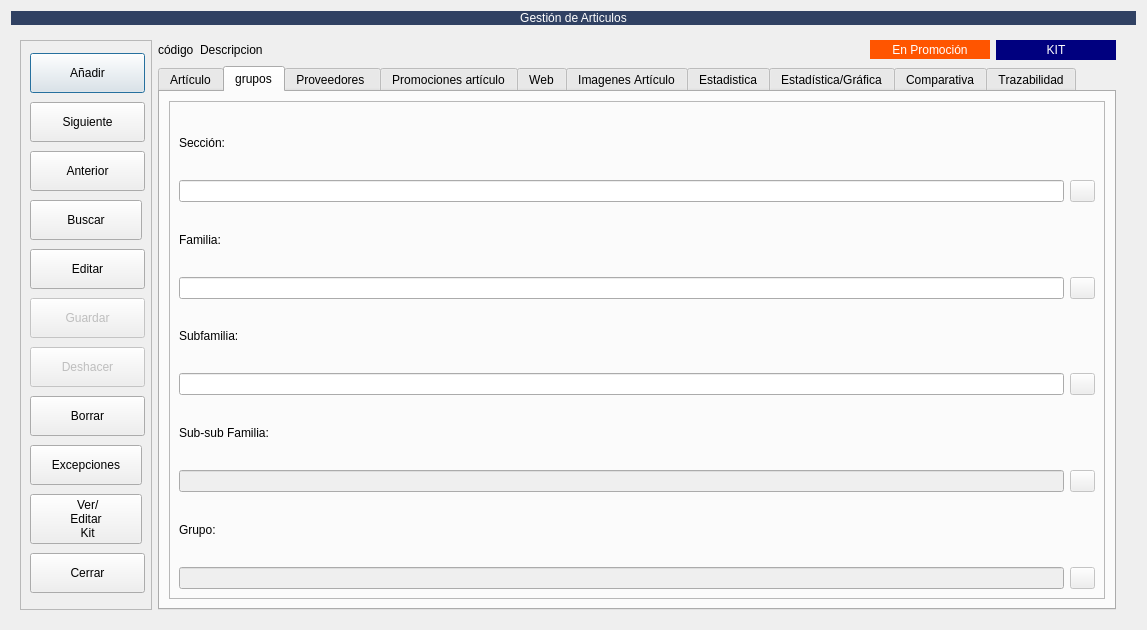
The window that Almacen/frmarticulos.ui (arcnexus/RedFoX) describes before a commit, drawn with Qt 5.
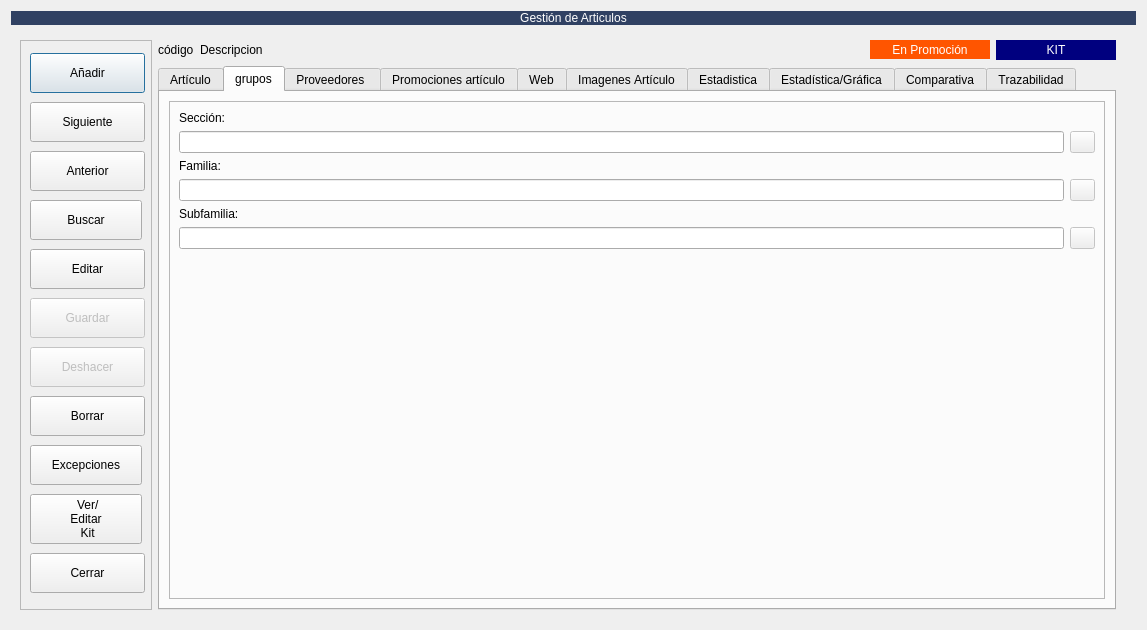
The same window after the commit. The open tabs and pages were chosen to show the change. Icons and pictures are not drawn. Custom widgets are drawn as their Qt base class.

```diff
--- a/Almacen/frmarticulos.ui
+++ b/Almacen/frmarticulos.ui
@@ -1369,122 +1369,17 @@
                </layout>
               </item>
               <item>
-               <widget class="QLabel" name="label_15">
-                <property name="text">
-                 <string>Sub-sub Familia:</string>
+               <spacer name="verticalSpacer_7">
+                <property name="orientation">
+                 <enum>Qt::Vertical</enum>
                 </property>
-               </widget>
-              </item>
-              <item>
-               <layout class="QHBoxLayout" name="horizontalLayout_8">
-                <item>
-                 <widget class="QLineEdit" name="txtcSubSubFamilia">
-                  <property name="enabled">
-                   <bool>false</bool>
-                  </property>
-                  <property name="autoFillBackground">
-                   <bool>false</bool>
-                  </property>
-                  <property name="readOnly">
-                   <bool>true</bool>
-                  </property>
-                  <property name="locateField" stdset="0">
-                   <bool>true</bool>
-                  </property>
-                 </widget>
-                </item>
-                <item>
-                 <widget class="QPushButton" name="botBuscarSubSubFamilia">
-                  <property name="enabled">
-                   <bool>false</bool>
-                  </property>
-                  <property name="sizePolicy">
-                   <sizepolicy hsizetype="Preferred" vsizetype="Fixed">
-                    <horstretch>0</horstretch>
-                    <verstretch>0</verstretch>
-                   </sizepolicy>
-                  </property>
-                  <property name="maximumSize">
-                   <size>
-                    <width>25</width>
-                    <height>16777215</height>
-                   </size>
-                  </property>
-                  <property name="text">
-                   <string/>
-                  </property>
-                  <property name="icon">
-                   <iconset resource="../maya.qrc">
-                    <normaloff>:/Icons/PNG/search.png</normaloff>:/Icons/PNG/search.png</iconset>
-                  </property>
-                  <property name="iconSize">
-                   <size>
-                    <width>16</width>
-                    <height>16</height>
-                   </size>
-                  </property>
-                 </widget>
-                </item>
-               </layout>
-              </item>
-              <item>
-               <widget class="QLabel" name="label_16">
-                <property name="text">
-                 <string>Grupo:</string>
+                <property name="sizeHint" stdset="0">
+                 <size>
+                  <width>20</width>
+                  <height>40</height>
+                 </size>
                 </property>
-               </widget>
-              </item>
-              <item>
-               <layout class="QHBoxLayout" name="horizontalLayout_9">
-                <item>
-                 <widget class="QLineEdit" name="txtcGupoArt">
-                  <property name="enabled">
-                   <bool>false</bool>
-                  </property>
-                  <property name="autoFillBackground">
-                   <bool>false</bool>
-                  </property>
-                  <property name="readOnly">
-                   <bool>true</bool>
-                  </property>
-                  <property name="locateField" stdset="0">
-                   <bool>true</bool>
-                  </property>
-                 </widget>
-                </item>
-                <item>
-                 <widget class="QPushButton" name="botBuscarGrupo">
-                  <property name="enabled">
-                   <bool>false</bool>
-                  </property>
-                  <property name="sizePolicy">
-                   <sizepolicy hsizetype="Preferred" vsizetype="Fixed">
-                    <horstretch>0</horstretch>
-                    <verstretch>0</verstretch>
-                   </sizepolicy>
-                  </property>
-                  <property name="maximumSize">
-                   <size>
-                    <width>25</width>
-                    <height>16777215</height>
-                   </size>
-                  </property>
-                  <property name="text">
-                   <string/>
-                  </property>
-                  <property name="icon">
-                   <iconset resource="../maya.qrc">
-                    <normaloff>:/Icons/PNG/search.png</normaloff>:/Icons/PNG/search.png</iconset>
-                  </property>
-                  <property name="iconSize">
-                   <size>
-                    <width>16</width>
-                    <height>16</height>
-                   </size>
-                  </property>
-                 </widget>
-                </item>
-               </layout>
+               </spacer>
               </item>
              </layout>
             </widget>
```
Left out of the diff: 2 changed lines with no effect on the pictures.
